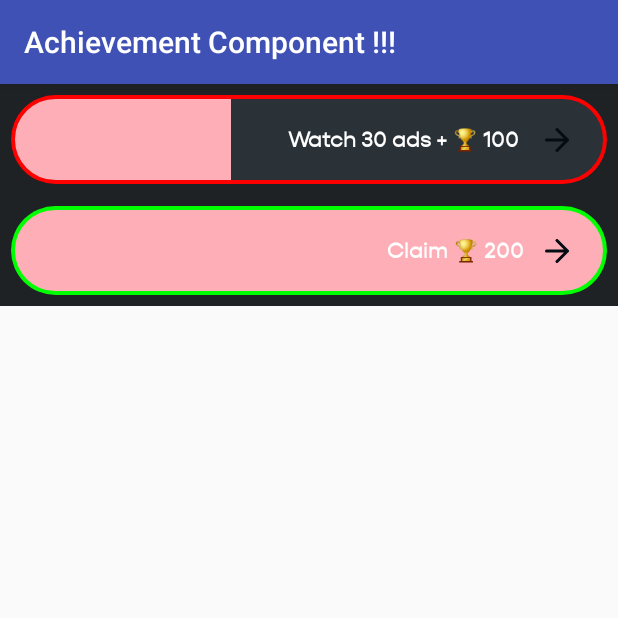
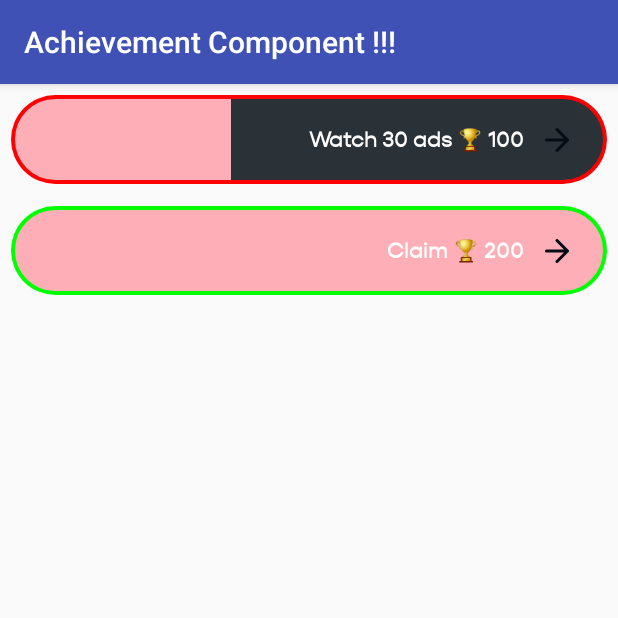
Before and after one commit to MehulKK/SpinWheel, an Android app: the AchievementComponentActivity screen opened directly, with no data from a screen before it, on a phone screen of 412 x 824 dp, the top half of it. Run offline under Robolectric (Android 15) with nearby library versions, the phone set to English and light mode, and no system bars; our stand-ins replace data binding; libraries missing offline, so code that uses them is left out: android.text, androidx.databinding.library; 3 statements that could not run were skipped.

Commit message:
- Achievement feedback https://klover.atlassian.net/browse/KMA-14?focusedCommentId=12253

```diff
--- a/app/src/main/java/com/macv/wheeldemo/AchievementComponentActivity.kt
+++ b/app/src/main/java/com/macv/wheeldemo/AchievementComponentActivity.kt
@@ -24,9 +24,9 @@ class AchievementComponentActivity : AppCompatActivity() {
     private fun getAchievementList(): ArrayList<AchievementItem> {
         val list = ArrayList<AchievementItem>()
         list.add(AchievementItem(id = 1, image = null, emoji = "\uD83D\uDCFA", points = 100,
-                action = "Watch 30 ads + \uD83C\uDFC6 100 ", max = 40, value = 15, outlineColor = "#FF0000", barColor = "#FDAEB6", backgroundColor = "#2A3137", textColor = "#FFFFFF"))
+                action = "Watch 30 ads", max = 40, value = 15, outlineColor = "#FF0000", barColor = "#FDAEB6", backgroundColor = "#2A3137", textColor = "#FFFFFF"))
         list.add(AchievementItem(id = 2, image = R.drawable.ic_close, emoji = "\uD83D\uDCFA", points = 200,
-                action = "Scan 20 Reciepts + \uD83C\uDFC6 200 ", max = 30, value = 30, outlineColor = "#00FF00", barColor = "#FDAEB6", backgroundColor = "", textColor = "#FFFFFF"))
+                action = "Scan 20 Reciepts", max = 30, value = 30, outlineColor = "#00FF00", barColor = "#FDAEB6", backgroundColor = "", textColor = "#FFFFFF"))
         return list
     }
 }
--- a/mwheel/src/main/java/com/macv/achivement/AchievementAdapter.kt
+++ b/mwheel/src/main/java/com/macv/achivement/AchievementAdapter.kt
@@ -22,7 +22,7 @@ class AchievementAdapter(private val context : Context) : BaseRecyclerAdapter<Ac
     override fun onItemClick(view: View?, adapterPosition: Int) {
 
         when (view?.id) {
-            R.id.imgBack -> {
+            R.id.layoutContainer -> {
                 mAchievementMaxListener.onClick(arrayList[adapterPosition])
             }
         }
@@ -49,7 +49,7 @@ class AchievementAdapter(private val context : Context) : BaseRecyclerAdapter<Ac
                 if (value >= dataModel.max) {
                     achievementListItemBinding.txtAchievement.text = String.format(context.getString(R.string.success_action), dataModel.points)
                 } else {
-                    achievementListItemBinding.txtAchievement.text = dataModel.action
+                    achievementListItemBinding.txtAchievement.text = String.format(context.getString(R.string.default_action), dataModel.action, dataModel.points)
                 }
             }
         })
--- a/mwheel/src/main/java/com/macv/achivement/AchievementProgressBar.java
+++ b/mwheel/src/main/java/com/macv/achivement/AchievementProgressBar.java
@@ -125,7 +125,7 @@ public class AchievementProgressBar extends View implements ProgressView, Bootst
 
         bgPaint = new Paint();
         bgPaint.setStyle(Paint.Style.FILL);
-        bgPaint.setColor(ColorUtils.resolveColor(R.color.bootstrap_gray_light, getContext()));
+        bgPaint.setColor(Color.TRANSPARENT);
 
         // get attributes
         TypedArray a = getContext().obtainStyledAttributes(attrs, R.styleable.BootstrapProgressBar);
--- a/mwheel/src/main/res/layout/achievement_list_item.xml
+++ b/mwheel/src/main/res/layout/achievement_list_item.xml
@@ -1,6 +1,6 @@
 <?xml version="1.0" encoding="utf-8"?>
-<layout xmlns:tools="http://schemas.android.com/tools"
-    xmlns:app="http://schemas.android.com/apk/res-auto">
+<layout xmlns:app="http://schemas.android.com/apk/res-auto"
+    xmlns:tools="http://schemas.android.com/tools">
 
     <data>
 
@@ -16,14 +16,13 @@
 
         <import type="android.text.TextUtils" />
 
-        <import type="androidx.core.content.ContextCompat"/>
+        <import type="androidx.core.content.ContextCompat" />
     </data>
 
     <androidx.constraintlayout.widget.ConstraintLayout xmlns:android="http://schemas.android.com/apk/res/android"
         android:layout_width="match_parent"
         android:layout_height="wrap_content"
         android:animateLayoutChanges="true"
-        android:background="@color/item_bg"
         android:padding="7dp">
 
         <com.macv.achivement.AchievementProgressBar
@@ -38,6 +37,8 @@
             app:roundedCorners="true" />
 
         <androidx.constraintlayout.widget.ConstraintLayout
+            android:id="@+id/layoutContainer"
+            android:onClick="@{clickHandler::onClick}"
             android:layout_width="match_parent"
             android:layout_height="wrap_content"
             android:gravity="center_vertical"
@@ -55,8 +56,8 @@
                 android:id="@+id/imgAchievement"
                 android:layout_width="wrap_content"
                 android:layout_height="wrap_content"
+                android:minWidth="35dp"
                 android:minHeight="35dp"
-                android:minWidth="35dp"
                 android:src="@{dataModel.image}"
                 android:visibility="@{dataModel.image != null ? View.VISIBLE : View.INVISIBLE}"
                 app:layout_constraintBottom_toBottomOf="parent"
@@ -102,7 +103,6 @@
                 android:background="?attr/selectableItemBackgroundBorderless"
                 android:clickable="true"
                 android:focusable="true"
-                android:onClick="@{clickHandler::onClick}"
                 android:padding="7dp"
                 android:visibility="@{(dataModel.value == dataModel.max) ? View.VISIBLE : View.GONE, default = gone}"
                 app:layout_constraintBottom_toBottomOf="parent"
--- a/mwheel/src/main/res/values/strings.xml
+++ b/mwheel/src/main/res/values/strings.xml
@@ -1,4 +1,5 @@
 <resources>
     <string name="app_name">SpinWheel</string>
     <string name="success_action">Claim 🏆 %s</string>
+    <string name="default_action">%s 🏆 %s</string>
 </resources>
```
